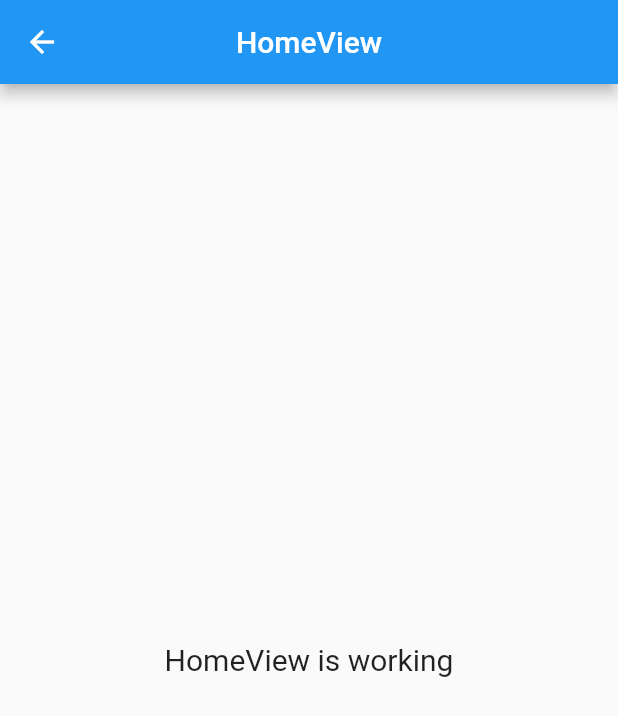
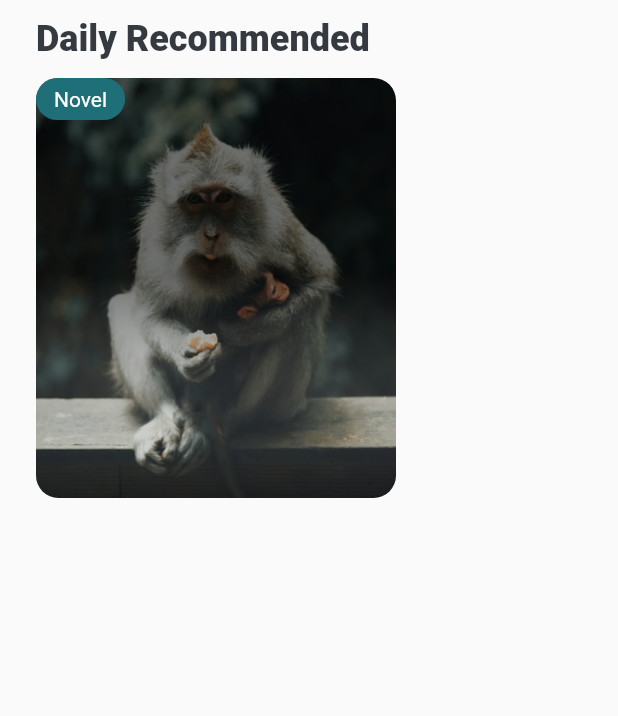
Before and after one commit to Azzamubaidillah/Flutter-UI, a Flutter app: the HomeView screen opened by its route, on a phone screen of 412 x 824 dp. Shown: the top 716 px of the screen. Run offline on Flutter 3.47's test engine with Material 2 defaults, Android fonts, the phone set to English and light mode, and no system bars; our stand-ins replace flutter_signin_button, flutter_svg, get, line_icons.

Commit message:
home stack

```diff
--- a/nubook/lib/app/modules/home/views/home_view.dart
+++ b/nubook/lib/app/modules/home/views/home_view.dart
@@ -1,6 +1,9 @@
+// ignore_for_file: prefer_const_constructors, prefer_const_literals_to_create_immutables
+
 import 'package:flutter/material.dart';
 
 import 'package:get/get.dart';
+import 'package:nubook/const.dart';
 
 import '../controllers/home_controller.dart';
 
@@ -8,14 +11,60 @@ class HomeView extends GetView<HomeController> {
   @override
   Widget build(BuildContext context) {
     return Scaffold(
-      appBar: AppBar(
-        title: Text('HomeView'),
-        centerTitle: true,
-      ),
-      body: Center(
-        child: Text(
-          'HomeView is working',
-          style: TextStyle(fontSize: 20),
+      body: SafeArea(
+        child: Padding(
+          padding: const EdgeInsets.symmetric(horizontal: kPadding),
+          child: Column(
+            crossAxisAlignment: CrossAxisAlignment.start,
+            children: [
+              Padding(
+                padding: const EdgeInsets.symmetric(vertical: kPadding / 2),
+                child: Text(
+                  "Daily Recommended",
+                  style: TextStyle(
+                    fontWeight: FontWeight.w800,
+                    fontSize: 24,
+                    color: kBlack,
+                  ),
+                ),
+              ),
+              Row(
+                children: [
+                  Stack(
+                    children: [
+                      ClipRRect(
+                        borderRadius: BorderRadius.circular(15),
+                        child: Image.asset(
+                          "assets/images/image_1.png",
+                          width: 240,
+                        ),
+                      ),
+                      Column(
+                        children: [
+                          Container(
+                            child: Padding(
+                              padding: const EdgeInsets.symmetric(
+                                  horizontal: 12, vertical: 6),
+                              child: Text(
+                                "Novel",
+                                style: TextStyle(color: Colors.white),
+                              ),
+                            ),
+                            decoration: BoxDecoration(
+                              color: kPrimary,
+                              borderRadius: BorderRadius.all(
+                                Radius.circular(15),
+                              ),
+                            ),
+                          )
+                        ],
+                      )
+                    ],
+                  ),
+                ],
+              )
+            ],
+          ),
         ),
       ),
     );
--- a/nubook/lib/app/routes/app_pages.dart
+++ b/nubook/lib/app/routes/app_pages.dart
@@ -10,7 +10,7 @@ part 'app_routes.dart';
 class AppPages {
   AppPages._();
 
-  static const INITIAL = Routes.SPLASH_SCREEN;
+  static const INITIAL = Routes.HOME;
 
   static final routes = [
     GetPage(
--- a/nubook/lib/const.dart
+++ b/nubook/lib/const.dart
@@ -2,3 +2,4 @@ import 'package:flutter/cupertino.dart';
 
 const kBlack = Color(0xFF353940);
 const kPrimary = Color(0xFF1F6F78);
+const kPadding = 24.0;
--- a/nubook/pubspec.yaml
+++ b/nubook/pubspec.yaml
@@ -22,3 +22,4 @@ flutter:
 
   assets:
     - assets/icons/
+    - assets/images/
```
Also changed, not shown: nubook/assets/images/image_1.png (added), nubook/assets/images/image_2.png (added).
